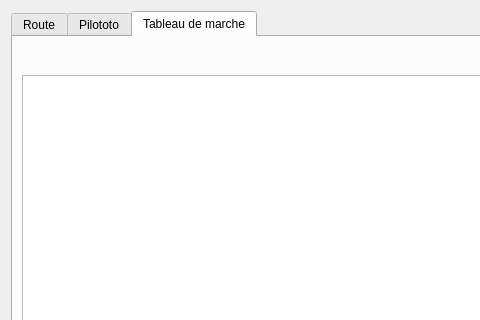
Before: the Qt Designer form src/Ui/Route_Editor.ui in nohal/qtVlm, drawn with Qt 5; both pictures show x 0 to 480 and y 0 to 320 of the 640 by 647 pixel window.
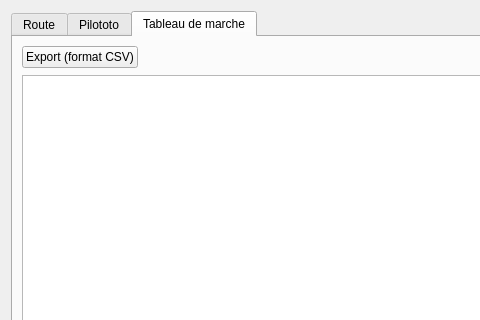
After: the same form once the commit is applied. The open tabs and pages were chosen to show the change.

Commit message: Add an option to export roadBook to Excel or OpenOffice for printing

```diff
--- a/src/Ui/Route_Editor.ui
+++ b/src/Ui/Route_Editor.ui
@@ -511,6 +511,13 @@
       <layout class="QVBoxLayout" name="verticalLayout_6">
        <item>
         <layout class="QHBoxLayout" name="horizontalLayout_4">
+         <item>
+          <widget class="QPushButton" name="exportCSV">
+           <property name="text">
+            <string>Export (format CSV)</string>
+           </property>
+          </widget>
+         </item>
          <item>
           <spacer name="horizontalSpacer_2">
            <property name="orientation">
```
The commit also changes 10 other files.
